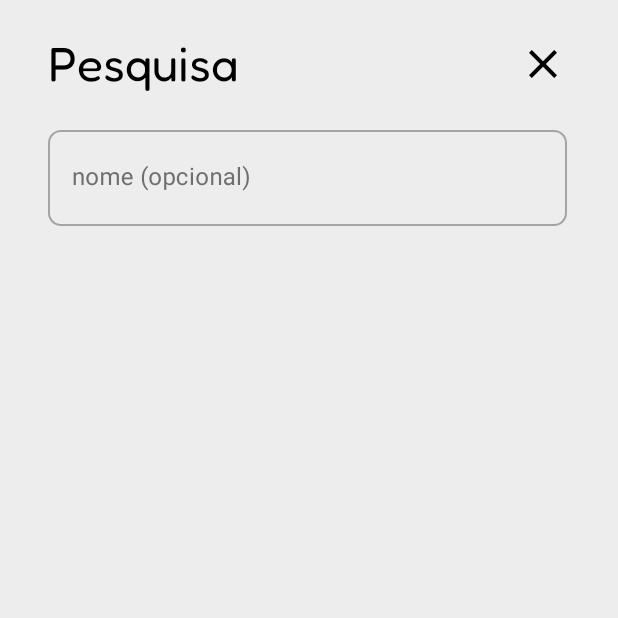
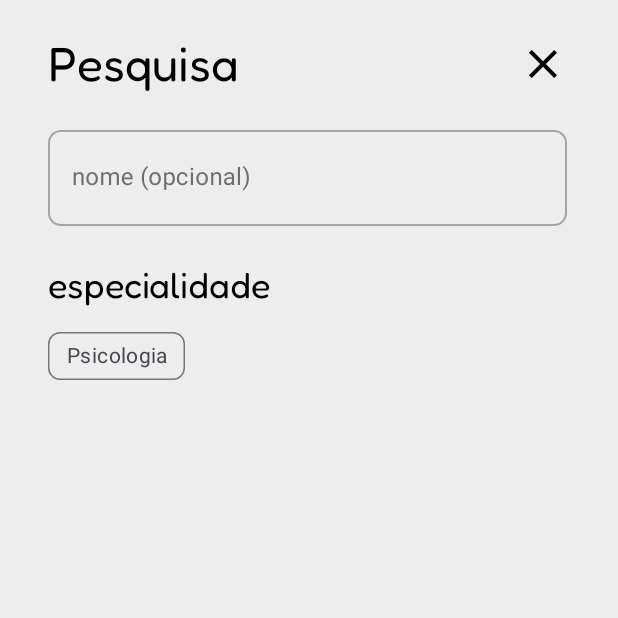
Before and after one commit to Time-07/app-android, an Android app: the SearchFragment screen opened through its navigation route, on a phone screen of 412 x 824 dp, the top half of it. Run offline under Robolectric (Android 15) with nearby library versions, the phone set to English and light mode, and no system bars.

Commit message:
Creating ChipGroup to make filters, adding first chip and styling it

```diff
--- /dev/null
+++ b/app/src/main/res/drawable/filter_search_background.xml
@@ -0,0 +1,11 @@
+<?xml version="1.0" encoding="utf-8"?>
+<selector xmlns:android="http://schemas.android.com/apk/res/android">
+
+    <item>
+        <shape android:shape="rectangle">
+            <solid android:color="@color/transparent"/>
+            <stroke android:width="1dp" android:color="#79747E"/>
+        </shape>
+    </item>
+
+</selector>
--- a/app/src/main/res/layout/fragment_search.xml
+++ b/app/src/main/res/layout/fragment_search.xml
@@ -28,7 +28,7 @@
 
     <com.google.android.material.textfield.TextInputLayout
         style="@style/Login_Input_text_layout"
-        android:id="@+id/textFieldSearch"
+        android:id="@+id/tilSpecialistNameSearch"
         android:layout_width="0dp"
         android:layout_height="64dp"
         android:layout_marginTop="24dp"
@@ -41,7 +41,7 @@
         android:hint="@string/search_hint">
 
     <com.google.android.material.textfield.TextInputEditText
-        android:id="@+id/textFieldEditEmail"
+        android:id="@+id/textFieldSpecialistNameSearch"
         android:layout_width="match_parent"
         android:layout_height="match_parent"
         android:singleLine="true"
@@ -50,6 +50,40 @@
     </com.google.android.material.textfield.TextInputLayout>
 
 
+    <androidx.appcompat.widget.AppCompatTextView
+        style="@style/Search_Text_Subtitles"
+        android:id="@+id/tvSpecialtyFilterTitle"
+        android:layout_width="wrap_content"
+        android:layout_height="wrap_content"
+        android:layout_marginTop="24dp"
+        android:text="@string/specialty_title"
+        app:layout_constraintStart_toStartOf="@+id/guidelineStart"
+        app:layout_constraintTop_toBottomOf="@+id/tilSpecialistNameSearch" />
+
+    <com.google.android.material.chip.ChipGroup
+        android:id="@+id/chipGroup"
+        android:layout_width="0dp"
+        android:layout_height="wrap_content"
+        android:layout_marginTop="8dp"
+        app:layout_constraintEnd_toStartOf="@+id/guidelineEnd"
+        app:layout_constraintStart_toStartOf="@+id/guidelineStart"
+        app:layout_constraintTop_toBottomOf="@+id/tvSpecialtyFilterTitle"
+        app:ensureMinTouchTargetSize="true">
+
+        <com.google.android.material.chip.Chip
+            android:id="@+id/psychologistChip"
+            android:layout_width="wrap_content"
+            android:layout_height="wrap_content"
+            android:textColor="@color/text_color_chips"
+            android:fontFamily="@font/inter_medium"
+            android:textAlignment="center"
+            app:chipStrokeColor="@color/chip_stroke_color"
+            app:chipStrokeWidth="1dp"
+            app:chipCornerRadius="8dp"
+            app:chipBackgroundColor="@color/background_search"
+            android:text="@string/psychologist_chip_text" />
+
+    </com.google.android.material.chip.ChipGroup>
 
 
     <androidx.constraintlayout.widget.Guideline
--- a/app/src/main/res/values/colors.xml
+++ b/app/src/main/res/values/colors.xml
@@ -18,5 +18,8 @@
     <color name="background_search">#EDEDED</color>
     <color name="hint_search_color">#6F6F6F</color>
     <color name="black_transparence_50">#80000000</color>
+    <color name="text_color_chips">#49454F</color>
+    <color name="chip_stroke_color">#79747E</color>
+
 
 </resources>
--- a/app/src/main/res/values/strings.xml
+++ b/app/src/main/res/values/strings.xml
@@ -38,9 +38,11 @@
 
     <string name="search_text">Pesquisa</string>
     <string name="search_hint">nome (opcional)</string>
+    <string name="specialty_title">especialidade</string>
 
 
     <!-- List Fragment Strings-->
     <string name="disconnect_string">Sair</string>
     <string name="list_title_string">Profissionais Aliados e Aliadas</string>
+    <string name="psychologist_chip_text">Psicologia</string>
 </resources>
--- a/app/src/main/res/values/styles.xml
+++ b/app/src/main/res/values/styles.xml
@@ -71,6 +71,12 @@
         <item name="hintTextColor">@color/hint_search_color</item>
     </style>
 
+    <style name="Search_Text_Subtitles">
+        <item name="android:textSize">24sp</item>
+        <item name="android:textColor">@color/black</item>
+        <item name="fontFamily">@font/fredoka_regular</item>
+    </style>
+
 
     <!-- Styles Signup -->
 
```
